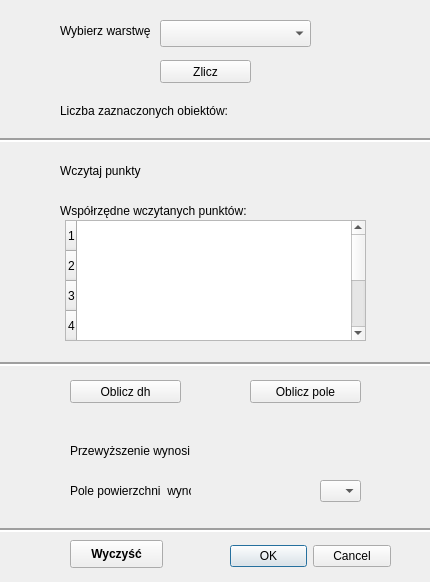
This is wtyczka/wtyczka_dialog_base.ui in mart1100/proj2 as Qt 5 draws it before an edit. The edited form follows.
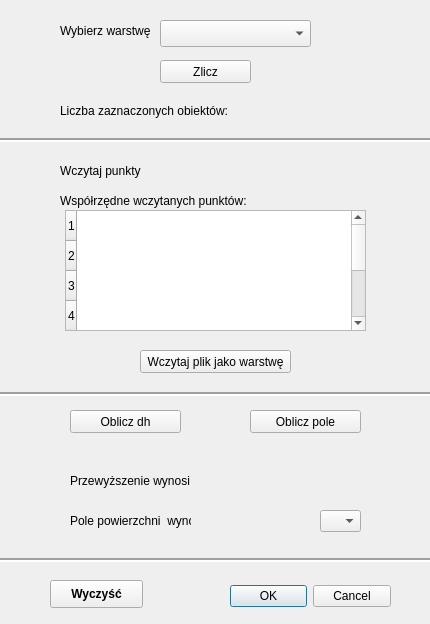
This is the edited form. Custom widgets are drawn as their Qt base class.

Commit message: Dodanie funkcji wczytującej plik tekstowy

```diff
--- a/wtyczka/wtyczka_dialog_base.ui
+++ b/wtyczka/wtyczka_dialog_base.ui
@@ -7,7 +7,7 @@
     <x>0</x>
     <y>0</y>
     <width>430</width>
-    <height>582</height>
+    <height>624</height>
    </rect>
   </property>
   <property name="windowTitle">
@@ -27,7 +27,7 @@
    <property name="geometry">
     <rect>
      <x>70</x>
-     <y>440</y>
+     <y>470</y>
      <width>131</width>
      <height>21</height>
     </rect>
@@ -40,7 +40,7 @@
    <property name="geometry">
     <rect>
      <x>70</x>
-     <y>380</y>
+     <y>410</y>
      <width>111</width>
      <height>23</height>
     </rect>
@@ -53,7 +53,7 @@
    <property name="geometry">
     <rect>
      <x>210</x>
-     <y>440</y>
+     <y>470</y>
      <width>151</width>
      <height>20</height>
     </rect>
@@ -71,7 +71,7 @@
    <property name="geometry">
     <rect>
      <x>230</x>
-     <y>540</y>
+     <y>580</y>
      <width>161</width>
      <height>32</height>
     </rect>
@@ -103,7 +103,7 @@
    <property name="geometry">
     <rect>
      <x>250</x>
-     <y>380</y>
+     <y>410</y>
      <width>111</width>
      <height>23</height>
     </rect>
@@ -116,7 +116,7 @@
    <property name="geometry">
     <rect>
      <x>210</x>
-     <y>480</y>
+     <y>510</y>
      <width>101</width>
      <height>20</height>
     </rect>
@@ -134,7 +134,7 @@
    <property name="geometry">
     <rect>
      <x>70</x>
-     <y>480</y>
+     <y>510</y>
      <width>121</width>
      <height>21</height>
     </rect>
@@ -191,7 +191,7 @@
    <property name="geometry">
     <rect>
      <x>60</x>
-     <y>200</y>
+     <y>190</y>
      <width>211</width>
      <height>21</height>
     </rect>
@@ -220,7 +220,7 @@
    <property name="geometry">
     <rect>
      <x>-3</x>
-     <y>339</y>
+     <y>369</y>
      <width>441</width>
      <height>51</height>
     </rect>
@@ -236,7 +236,7 @@
    <property name="geometry">
     <rect>
      <x>-10</x>
-     <y>520</y>
+     <y>550</y>
      <width>461</width>
      <height>20</height>
     </rect>
@@ -262,7 +262,7 @@
    <property name="geometry">
     <rect>
      <x>65</x>
-     <y>220</y>
+     <y>210</y>
      <width>301</width>
      <height>121</height>
     </rect>
@@ -281,7 +281,7 @@
    <property name="geometry">
     <rect>
      <x>320</x>
-     <y>480</y>
+     <y>510</y>
      <width>41</width>
      <height>22</height>
     </rect>
@@ -290,8 +290,8 @@
   <widget class="QPushButton" name="pushButton_wyczysc">
    <property name="geometry">
     <rect>
-     <x>70</x>
-     <y>540</y>
+     <x>50</x>
+     <y>580</y>
      <width>93</width>
      <height>28</height>
     </rect>
@@ -322,6 +322,19 @@
     <string>Wczytaj punkty</string>
    </property>
   </widget>
+  <widget class="QPushButton" name="pushButton_wczytaj">
+   <property name="geometry">
+    <rect>
+     <x>140</x>
+     <y>350</y>
+     <width>151</width>
+     <height>23</height>
+    </rect>
+   </property>
+   <property name="text">
+    <string>Wczytaj plik jako warstwę</string>
+   </property>
+  </widget>
  </widget>
  <customwidgets>
   <customwidget>
```
The commit also changes 3 other files.
